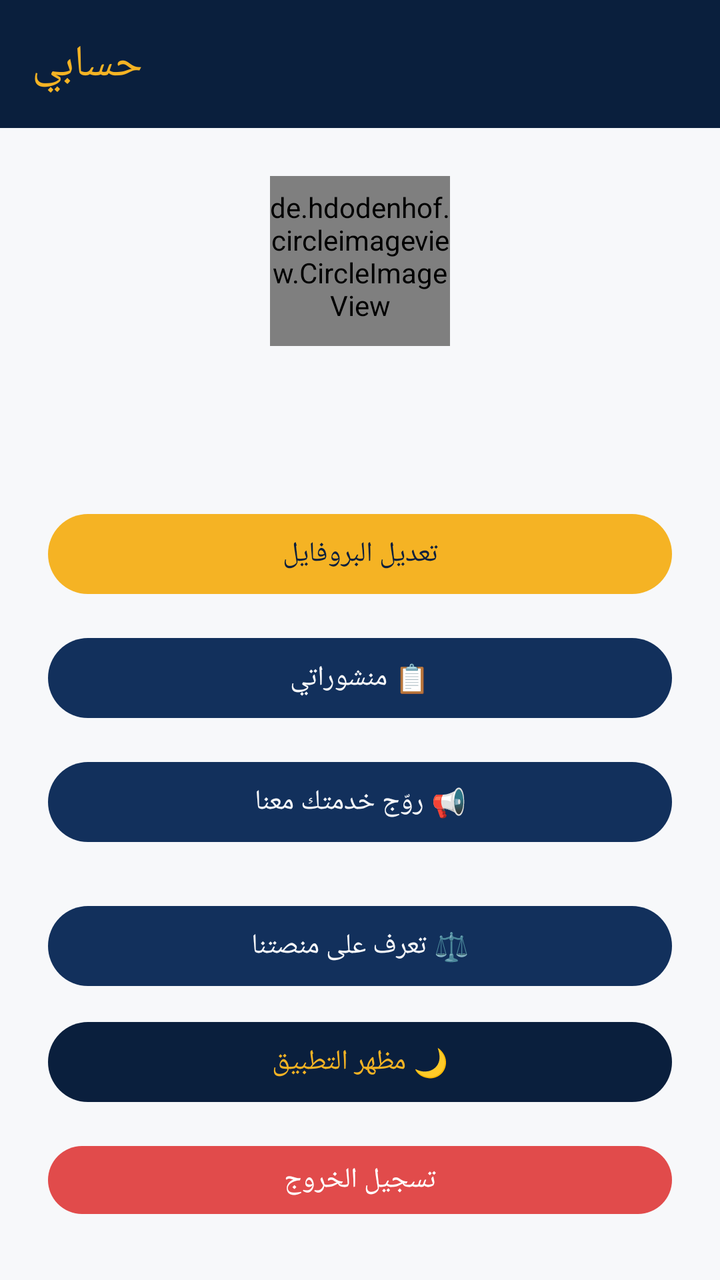
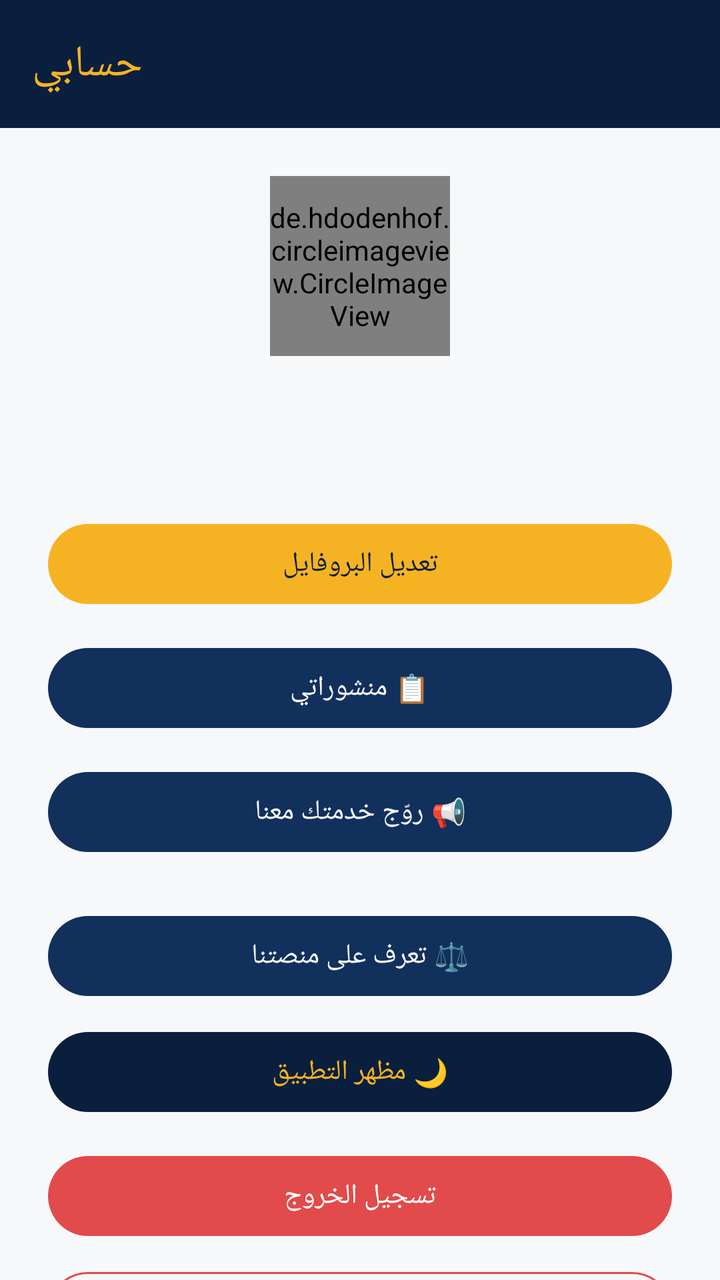

Two renders of the same Android screen: before a commit and after it. Below are the layout's source before the change and the commit's diff.
<!-- AndroidManifest.xml: application theme Theme.EtudiantsDroitMaroc -->
<!-- res/layout/fragment_profile.xml -->
<?xml version="1.0" encoding="utf-8"?>
<LinearLayout xmlns:android="http://schemas.android.com/apk/res/android"
    xmlns:app="http://schemas.android.com/apk/res-auto"
    android:layout_width="match_parent"
    android:layout_height="match_parent"
    android:orientation="vertical"
    android:background="@color/off_white">

    <androidx.appcompat.widget.Toolbar
        android:id="@+id/toolbar"
        android:layout_width="match_parent"
        android:layout_height="?attr/actionBarSize"
        android:background="@color/navy_dark"
        app:title="@string/nav_profile"
        app:titleTextColor="@color/gold" />

    <FrameLayout
        android:id="@+id/bannerAdContainer"
        android:layout_width="match_parent"
        android:layout_height="wrap_content" />

    <LinearLayout
        android:layout_width="match_parent"
        android:layout_height="wrap_content"
        android:orientation="vertical"
        android:gravity="center"
        android:padding="24dp">

        <de.hdodenhof.circleimageview.CircleImageView
            android:id="@+id/ivProfilePhoto"
            android:layout_width="90dp"
            android:layout_height="90dp"
            android:src="@drawable/ic_profile"
            app:civ_border_width="2dp"
            app:civ_border_color="@color/gold" />

        <TextView
            android:id="@+id/tvName"
            android:layout_width="wrap_content"
            android:layout_height="wrap_content"
            android:layout_marginTop="12dp"
            android:textSize="18sp"
            android:textStyle="bold"
            android:textColor="@color/text_primary" />

                

        <TextView
            android:id="@+id/tvUniversityLevel"
            android:layout_width="wrap_content"
            android:layout_height="wrap_content"
            android:layout_marginTop="6dp"
            android:textSize="13sp"
            android:textColor="@color/gold" />

        <com.google.android.material.button.MaterialButton
            android:id="@+id/btnEditProfile"
            android:layout_width="match_parent"
            android:layout_height="wrap_content"
            android:layout_marginTop="20dp"
            android:text="تعديل البروفايل"
            android:textAllCaps="false"
            app:backgroundTint="@color/gold"
            android:textColor="@color/navy_dark" />

        <com.google.android.material.button.MaterialButton
            android:id="@+id/btnMyPosts"
            android:layout_width="match_parent"
            android:layout_height="wrap_content"
            android:layout_marginTop="14dp"
            android:text="📋 منشوراتي"
            android:textAllCaps="false"
            app:backgroundTint="@color/navy"
            android:textColor="@color/off_white" />

        <com.google.android.material.button.MaterialButton
            android:id="@+id/btnPromoteService"
            android:layout_width="match_parent"
            android:layout_height="wrap_content"
            android:layout_marginTop="14dp"
            android:text="📢 روّج خدمتك معنا"
            android:textAllCaps="false"
            app:backgroundTint="@color/navy"
            android:textColor="@color/off_white" />

        <com.google.android.material.button.MaterialButton
            android:id="@+id/btnPages"
            android:layout_width="match_parent"
            android:layout_height="wrap_content"
            android:layout_marginTop="24dp"
            android:text="⚖️ تعرف على منصتنا"
            android:textAllCaps="false"
            app:backgroundTint="@color/navy"
            android:textColor="@color/off_white" />

        <com.google.android.material.button.MaterialButton
            android:id="@+id/btnDarkMode"
            android:layout_width="match_parent"
            android:layout_height="wrap_content"
            android:layout_marginTop="10dp"
            android:text="🌙 مظهر التطبيق"
            android:textAllCaps="false"
            app:backgroundTint="@color/navy_dark"
            android:textColor="@color/gold" />

        <com.google.android.material.button.MaterialButton
            android:id="@+id/btnLogout"
            android:layout_width="match_parent"
            android:layout_height="wrap_content"
            android:layout_marginTop="14dp"
            android:text="@string/profile_logout"
            android:textAllCaps="false"
            app:backgroundTint="@color/red_accent" />

        <com.google.android.material.button.MaterialButton
            android:id="@+id/btnDeleteAccount"
            android:layout_width="match_parent"
            android:layout_height="wrap_content"
            android:layout_marginTop="10dp"
            android:text="🗑️ حذف الحساب نهائيا"
            android:textAllCaps="false"
            app:backgroundTint="@android:color/transparent"
            android:textColor="@color/red_accent"
            app:strokeColor="@color/red_accent"
            app:strokeWidth="1dp" />

    </LinearLayout>

    <FrameLayout
        android:id="@+id/bannerAdContainerBottom"
        android:layout_width="match_parent"
        android:layout_height="0dp"
        android:layout_weight="1"
        android:gravity="bottom" />

</LinearLayout>
<!-- resources referenced by this layout -->
<resources>
  <color name="gold">#F5B324</color>
  <color name="navy">#12305C</color>
  <color name="navy_dark">#0A1F3D</color>
  <color name="off_white">#F7F8FA</color>
  <color name="red_accent">#E14B4B</color>
  <color name="text_primary">#1A1A1A</color>
  <!-- drawable ic_profile (drawable) -->
  <vector xmlns:android="http://schemas.android.com/apk/res/android"
      android:width="24dp" android:height="24dp" android:viewportWidth="24" android:viewportHeight="24" android:tint="?attr/colorControlNormal">
      <path android:fillColor="#FF000000" android:pathData="M12,12c2.21,0 4,-1.79 4,-4s-1.79,-4 -4,-4 -4,1.79 -4,4 1.79,4 4,4zM12,14c-2.67,0 -8,1.34 -8,4v2h16v-2c0,-2.66 -5.33,-4 -8,-4z"/>
  </vector>
  <string name="nav_profile">حسابي</string>
  <string name="profile_logout">تسجيل الخروج</string>
  <style name="Theme.EtudiantsDroitMaroc" parent="Theme.Material3.DayNight.NoActionBar">
          <item name="colorPrimary">@color/navy</item>
          <item name="colorPrimaryVariant">@color/navy_dark</item>
          <item name="colorSecondary">@color/gold</item>
          <item name="colorSecondaryVariant">@color/gold_light</item>
          <item name="android:statusBarColor">@color/navy_dark</item>
          <item name="android:windowBackground">@color/off_white</item>
          <item name="android:windowLightStatusBar" tools:targetApi="23">false</item>
      </style>
  <color name="gold_light">#FFD873</color>
</resources>

<!-- the commit's change to res/layout/fragment_profile.xml (unified diff, before → after) -->
@@ -14,123 +14,139 @@
         app:title="@string/nav_profile"
         app:titleTextColor="@color/gold" />
 
-    <FrameLayout
-        android:id="@+id/bannerAdContainer"
+    <androidx.core.widget.NestedScrollView
         android:layout_width="match_parent"
-        android:layout_height="wrap_content" />
+        android:layout_height="0dp"
+        android:layout_weight="1"
+        android:clipToPadding="false"
+        android:fillViewport="true">
 
-    <LinearLayout
-        android:layout_width="match_parent"
-        android:layout_height="wrap_content"
-        android:orientation="vertical"
-        android:gravity="center"
-        android:padding="24dp">
+        <LinearLayout
+            android:layout_width="match_parent"
+            android:layout_height="wrap_content"
+            android:orientation="vertical">
 
-        <de.hdodenhof.circleimageview.CircleImageView
-            android:id="@+id/ivProfilePhoto"
-            android:layout_width="90dp"
-            android:layout_height="90dp"
-            android:src="@drawable/ic_profile"
-            app:civ_border_width="2dp"
-            app:civ_border_color="@color/gold" />
+            <FrameLayout
+                android:id="@+id/bannerAdContainer"
+                android:layout_width="match_parent"
+                android:layout_height="wrap_content" />
 
-        <TextView
-            android:id="@+id/tvName"
-            android:layout_width="wrap_content"
-            android:layout_height="wrap_content"
-            android:layout_marginTop="12dp"
-            android:textSize="18sp"
-            android:textStyle="bold"
-            android:textColor="@color/text_primary" />
+            <LinearLayout
+                android:layout_width="match_parent"
+                android:layout_height="wrap_content"
+                android:orientation="vertical"
+                android:gravity="center"
+                android:padding="24dp">
+
+                <de.hdodenhof.circleimageview.CircleImageView
+                    android:id="@+id/ivProfilePhoto"
+                    android:layout_width="90dp"
+                    android:layout_height="90dp"
+                    android:src="@drawable/ic_profile"
+                    app:civ_border_width="2dp"
+                    app:civ_border_color="@color/gold" />
+
+                <TextView
+                    android:id="@+id/tvName"
+                    android:layout_width="wrap_content"
+                    android:layout_height="wrap_content"
+                    android:layout_marginTop="12dp"
+                    android:textSize="18sp"
+                    android:textStyle="bold"
+                    android:textColor="@color/text_primary" />
 
                 
 
-        <TextView
-            android:id="@+id/tvUniversityLevel"
-            android:layout_width="wrap_content"
-            android:layout_height="wrap_content"
-            android:layout_marginTop="6dp"
-            android:textSize="13sp"
-            android:textColor="@color/gold" />
+                <TextView
+                    android:id="@+id/tvUniversityLevel"
+                    android:layout_width="wrap_content"
+                    android:layout_height="wrap_content"
+                    android:layout_marginTop="6dp"
+                    android:textSize="13sp"
+                    android:textColor="@color/gold" />
 
-        <com.google.android.material.button.MaterialButton
-            android:id="@+id/btnEditProfile"
-            android:layout_width="match_parent"
-            android:layout_height="wrap_content"
-            android:layout_marginTop="20dp"
-            android:text="تعديل البروفايل"
-            android:textAllCaps="false"
-            app:backgroundTint="@color/gold"
-            android:textColor="@color/navy_dark" />
+                <com.google.android.material.button.MaterialButton
+                    android:id="@+id/btnEditProfile"
+                    android:layout_width="match_parent"
+                    android:layout_height="wrap_content"
+                    android:layout_marginTop="20dp"
+                    android:text="تعديل البروفايل"
+                    android:textAllCaps="false"
+                    app:backgroundTint="@color/gold"
+                    android:textColor="@color/navy_dark" />
 
-        <com.google.android.material.button.MaterialButton
-            android:id="@+id/btnMyPosts"
-            android:layout_width="match_parent"
-            android:layout_height="wrap_content"
-            android:layout_marginTop="14dp"
-            android:text="📋 منشوراتي"
-            android:textAllCaps="false"
-            app:backgroundTint="@color/navy"
-            android:textColor="@color/off_white" />
+                <com.google.android.material.button.MaterialButton
+                    android:id="@+id/btnMyPosts"
+                    android:layout_width="match_parent"
+                    android:layout_height="wrap_content"
+                    android:layout_marginTop="14dp"
+                    android:text="📋 منشوراتي"
+                    android:textAllCaps="false"
+                    app:backgroundTint="@color/navy"
+                    android:textColor="@color/off_white" />
 
-        <com.google.android.material.button.MaterialButton
-            android:id="@+id/btnPromoteService"
-            android:layout_width="match_parent"
-            android:layout_height="wrap_content"
-            android:layout_marginTop="14dp"
-            android:text="📢 روّج خدمتك معنا"
-            android:textAllCaps="false"
-            app:backgroundTint="@color/navy"
-            android:textColor="@color/off_white" />
+                <com.google.android.material.button.MaterialButton
+                    android:id="@+id/btnPromoteService"
+                    android:layout_width="match_parent"
+                    android:layout_height="wrap_content"
+                    android:layout_marginTop="14dp"
+                    android:text="📢 روّج خدمتك معنا"
+                    android:textAllCaps="false"
+                    app:backgroundTint="@color/navy"
+                    android:textColor="@color/off_white" />
 
-        <com.google.android.material.button.MaterialButton
-            android:id="@+id/btnPages"
-            android:layout_width="match_parent"
-            android:layout_height="wrap_content"
-            android:layout_marginTop="24dp"
-            android:text="⚖️ تعرف على منصتنا"
-            android:textAllCaps="false"
-            app:backgroundTint="@color/navy"
-            android:textColor="@color/off_white" />
+                <com.google.android.material.button.MaterialButton
+                    android:id="@+id/btnPages"
+                    android:layout_width="match_parent"
+                    android:layout_height="wrap_content"
+                    android:layout_marginTop="24dp"
+                    android:text="⚖️ تعرف على منصتنا"
+                    android:textAllCaps="false"
+                    app:backgroundTint="@color/navy"
+                    android:textColor="@color/off_white" />
 
-        <com.google.android.material.button.MaterialButton
-            android:id="@+id/btnDarkMode"
-            android:layout_width="match_parent"
-            android:layout_height="wrap_content"
-            android:layout_marginTop="10dp"
-            android:text="🌙 مظهر التطبيق"
-            android:textAllCaps="false"
-            app:backgroundTint="@color/navy_dark"
-            android:textColor="@color/gold" />
+                <com.google.android.material.button.MaterialButton
+                    android:id="@+id/btnDarkMode"
+                    android:layout_width="match_parent"
+                    android:layout_height="wrap_content"
+                    android:layout_marginTop="10dp"
+                    android:text="🌙 مظهر التطبيق"
+                    android:textAllCaps="false"
+                    app:backgroundTint="@color/navy_dark"
+                    android:textColor="@color/gold" />
 
-        <com.google.android.material.button.MaterialButton
-            android:id="@+id/btnLogout"
-            android:layout_width="match_parent"
-            android:layout_height="wrap_content"
-            android:layout_marginTop="14dp"
-            android:text="@string/profile_logout"
-            android:textAllCaps="false"
-            app:backgroundTint="@color/red_accent" />
+                <com.google.android.material.button.MaterialButton
+                    android:id="@+id/btnLogout"
+                    android:layout_width="match_parent"
+                    android:layout_height="wrap_content"
+                    android:layout_marginTop="14dp"
+                    android:text="@string/profile_logout"
+                    android:textAllCaps="false"
+                    app:backgroundTint="@color/red_accent" />
 
-        <com.google.android.material.button.MaterialButton
-            android:id="@+id/btnDeleteAccount"
-            android:layout_width="match_parent"
-            android:layout_height="wrap_content"
-            android:layout_marginTop="10dp"
-            android:text="🗑️ حذف الحساب نهائيا"
-            android:textAllCaps="false"
-            app:backgroundTint="@android:color/transparent"
-            android:textColor="@color/red_accent"
-            app:strokeColor="@color/red_accent"
-            app:strokeWidth="1dp" />
+                <com.google.android.material.button.MaterialButton
+                    android:id="@+id/btnDeleteAccount"
+                    android:layout_width="match_parent"
+                    android:layout_height="wrap_content"
+                    android:layout_marginTop="10dp"
+                    android:text="🗑️ حذف الحساب نهائيا"
+                    android:textAllCaps="false"
+                    app:backgroundTint="@android:color/transparent"
+                    android:textColor="@color/red_accent"
+                    app:strokeColor="@color/red_accent"
+                    app:strokeWidth="1dp" />
 
-    </LinearLayout>
+            </LinearLayout>
 
-    <FrameLayout
-        android:id="@+id/bannerAdContainerBottom"
-        android:layout_width="match_parent"
-        android:layout_height="0dp"
-        android:layout_weight="1"
-        android:gravity="bottom" />
+            <FrameLayout
+                android:id="@+id/bannerAdContainerBottom"
+                android:layout_width="match_parent"
+                android:layout_height="wrap_content"
+                android:layout_marginTop="8dp"
+                android:layout_marginBottom="16dp" />
+
+        </LinearLayout>
+
+    </androidx.core.widget.NestedScrollView>
 
 </LinearLayout>
